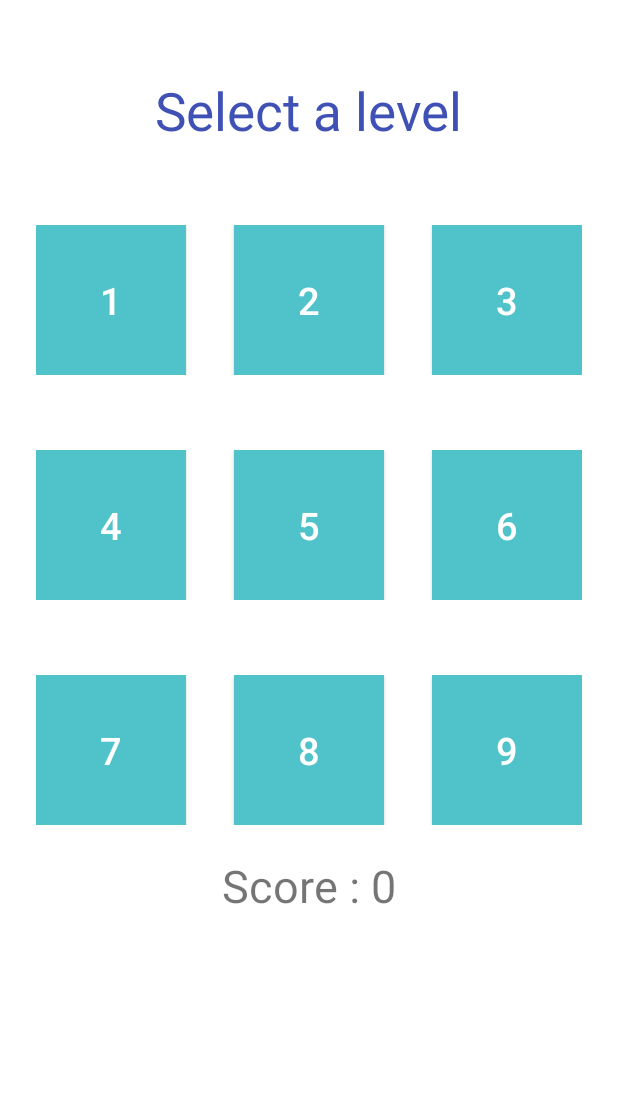
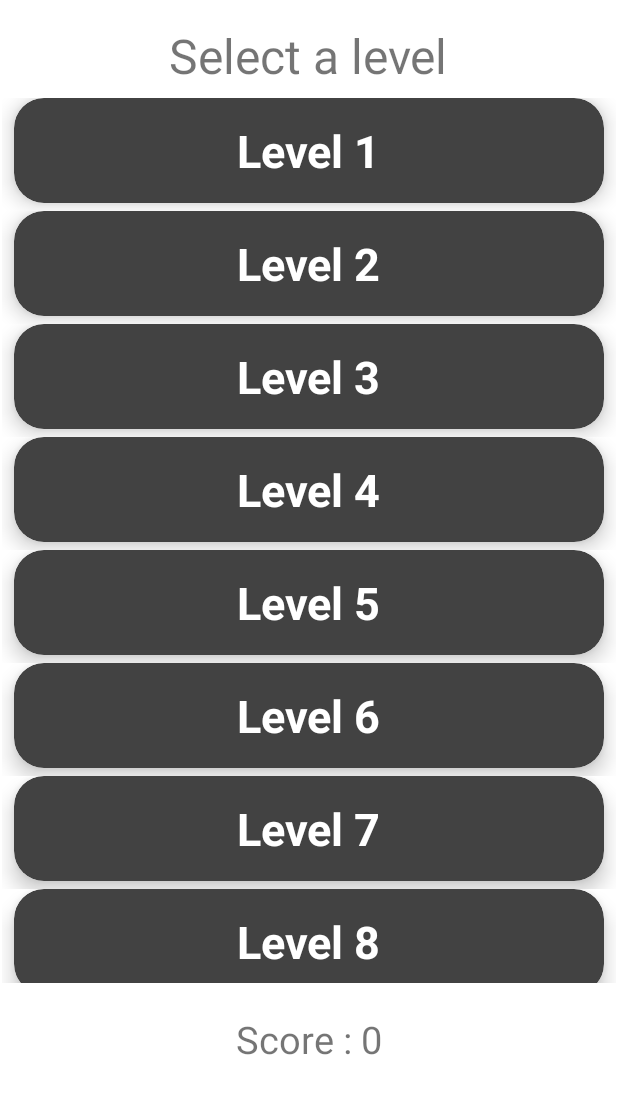
Before and after one commit to MohamedBenAhmed55/MentalGym, an Android app: the WordScramble screen opened directly, with no data from a screen before it, after a tap on "EASY", on a phone screen of 412 x 824 dp. Shown: the top 1094 px of the screen. Run offline under Robolectric (Android 15) with nearby library versions, the phone set to English and light mode, and no system bars.

Commit message:
WordScramble recyclerview done

```diff
--- a/app/src/main/java/com/example/mentalgym/WordScramble.java
+++ b/app/src/main/java/com/example/mentalgym/WordScramble.java
@@ -52,7 +52,7 @@ public class WordScramble extends AppCompatActivity implements View.OnClickListe
 
         }
 
-        Intent i = new Intent(this, WorScrambleLevels.class);
+        Intent i = new Intent(this, WordScrambleLevelsRecycler.class);
         startActivity(i);
     }
 }
--- a/app/src/main/java/com/example/mentalgym/WordScrambleLevelsRecycler.java
+++ b/app/src/main/java/com/example/mentalgym/WordScrambleLevelsRecycler.java
@@ -1,14 +1,70 @@
 package com.example.mentalgym;
 
 import androidx.appcompat.app.AppCompatActivity;
+import androidx.recyclerview.widget.LinearLayoutManager;
+import androidx.recyclerview.widget.RecyclerView;
 
+import android.content.Intent;
+import android.content.SharedPreferences;
 import android.os.Bundle;
+import android.widget.TextView;
 
-public class WordScrambleLevelsRecycler extends AppCompatActivity {
+import java.util.ArrayList;
+
+public class WordScrambleLevelsRecycler extends AppCompatActivity implements WsrRecyclerInterface {
+
+    ArrayList<WsrModel> WsrModels = new ArrayList<>();
+    SharedPreferences myPref;
+    private TextView scoretxt;
 
     @Override
     protected void onCreate(Bundle savedInstanceState) {
         super.onCreate(savedInstanceState);
         setContentView(R.layout.activity_word_scramble_levels_recycler);
+        RecyclerView recyclerView = findViewById(R.id.mRecyclerView);
+        setUpWsrModels();
+        WsrRecyclerAdapter adapter = new WsrRecyclerAdapter(this,this,WsrModels);
+        recyclerView.setAdapter(adapter);
+        recyclerView.setLayoutManager(new LinearLayoutManager(this));
+        myPref = getApplicationContext().getSharedPreferences("MyPref", MODE_PRIVATE);
+
+        //Score display
+        scoretxt = findViewById(R.id.scoretxt);
+        int sc = 0;
+
+        if (myPref.getString("dif", "easy").equals("mid")) {
+            sc = myPref.getInt("midSc", 0);
+        } else if (myPref.getString("dif", "easy").equals("easy")) {
+            sc = myPref.getInt("easySc", 0);
+        } else {
+            sc = myPref.getInt("hardSc", 0);
+        }
+
+        scoretxt.setText("Score : " + sc);
+
+    }
+
+    private void setUpWsrModels() {
+        String[] Levels = getResources().getStringArray(R.array.Levels);
+
+        for (int i = 0; i < Levels.length; i++) {
+            WsrModels.add(new WsrModel(Levels[i]));
+        }
+    }
+
+    @Override
+    public void onItemClick(int position) {
+        myPref.edit().putInt("level", position + 1).apply();
+        Intent i;
+
+        if (myPref.getString("dif", "easy").equals("mid")) {
+            i = new Intent(this, WordScramblelvl2.class);
+        } else if (myPref.getString("dif", "easy").equals("easy")) {
+            i = new Intent(this, WorldScrambelvl1.class);
+        } else {
+            i = new Intent(this, WordScramblelvl3.class);
+        }
+        startActivity(i);
+
     }
 }
--- /dev/null
+++ b/app/src/main/java/com/example/mentalgym/WsrModel.java
@@ -0,0 +1,15 @@
+package com.example.mentalgym;
+
+public class WsrModel {
+
+    String Level;
+
+
+    public WsrModel(String level) {
+        Level = level;
+    }
+
+    public String getLevel() {
+        return Level;
+    }
+}
--- /dev/null
+++ b/app/src/main/java/com/example/mentalgym/WsrRecyclerAdapter.java
@@ -0,0 +1,68 @@
+package com.example.mentalgym;
+
+import android.content.Context;
+import android.view.LayoutInflater;
+import android.view.View;
+import android.view.ViewGroup;
+import android.widget.ImageView;
+import android.widget.TextView;
+
+import androidx.annotation.NonNull;
+import androidx.recyclerview.widget.RecyclerView;
+
+import java.util.ArrayList;
+
+public class WsrRecyclerAdapter extends RecyclerView.Adapter<WsrRecyclerAdapter.MyViewHolder> {
+
+    Context context;
+    ArrayList<WsrModel> WsrModels;
+    private  WsrRecyclerInterface recyclerInterface;
+
+    public WsrRecyclerAdapter(WsrRecyclerInterface recyclerInterface, Context context, ArrayList<WsrModel> wsrModels ) {
+        this.context = context;
+        WsrModels = wsrModels;
+        this.recyclerInterface = recyclerInterface;
+    }
+
+    @NonNull
+    @Override
+    public WsrRecyclerAdapter.MyViewHolder onCreateViewHolder(@NonNull ViewGroup parent, int viewType) {
+        LayoutInflater inflater = LayoutInflater.from(context);
+        View view = inflater.inflate(R.layout.wsr_recycle_row,parent,false);
+        return new WsrRecyclerAdapter.MyViewHolder(view,recyclerInterface);
+    }
+
+    @Override
+    public void onBindViewHolder(@NonNull WsrRecyclerAdapter.MyViewHolder holder, int position) {
+        holder.tvName.setText(WsrModels.get(position).getLevel());
+    }
+
+    @Override
+    public int getItemCount() {
+        return WsrModels.size();
+    }
+
+
+    public static class MyViewHolder extends RecyclerView.ViewHolder{
+
+        TextView tvName;
+
+        public MyViewHolder(@NonNull View itemView, WsrRecyclerInterface RecyclerInterface) {
+            super(itemView);
+            tvName = itemView.findViewById(R.id.textView);
+            itemView.setOnClickListener(new View.OnClickListener() {
+                @Override
+                public void onClick(View view) {
+                    if(RecyclerInterface != null){
+                        int pos = getAdapterPosition();
+                        if (pos != RecyclerView.NO_POSITION){
+                            RecyclerInterface.onItemClick((pos));
+                        }}
+                }
+            });
+
+
+
+        }
+    }
+}
--- /dev/null
+++ b/app/src/main/java/com/example/mentalgym/WsrRecyclerInterface.java
@@ -0,0 +1,5 @@
+package com.example.mentalgym;
+
+public interface WsrRecyclerInterface {
+    void onItemClick(int position);
+}
--- a/app/src/main/res/layout/activity_word_scramble_levels_recycler.xml
+++ b/app/src/main/res/layout/activity_word_scramble_levels_recycler.xml
@@ -1,9 +1,34 @@
 <?xml version="1.0" encoding="utf-8"?>
-<androidx.constraintlayout.widget.ConstraintLayout xmlns:android="http://schemas.android.com/apk/res/android"
+<RelativeLayout xmlns:android="http://schemas.android.com/apk/res/android"
     xmlns:app="http://schemas.android.com/apk/res-auto"
     xmlns:tools="http://schemas.android.com/tools"
     android:layout_width="match_parent"
     android:layout_height="match_parent"
     tools:context=".WordScrambleLevelsRecycler">
 
-</androidx.constraintlayout.widget.ConstraintLayout>
+    <TextView
+        android:layout_width="wrap_content"
+        android:layout_height="wrap_content"
+        android:layout_centerHorizontal="true"
+        android:text="Select a level"
+        android:textSize="32sp"
+        android:layout_marginTop="15dp"/>
+
+    <androidx.recyclerview.widget.RecyclerView
+        android:id="@+id/mRecyclerView"
+        android:layout_width="409dp"
+        android:layout_height="590dp"
+        android:layout_centerHorizontal="true"
+        android:layout_marginTop="65dp" />
+
+    <TextView
+        android:id="@+id/scoretxt"
+        android:layout_width="wrap_content"
+        android:layout_height="wrap_content"
+        android:layout_below="@+id/mRecyclerView"
+        android:layout_centerHorizontal="true"
+        android:layout_marginTop="20dp"
+        android:text="Score :"
+        android:textSize="25sp" />
+
+</RelativeLayout>
--- /dev/null
+++ b/app/src/main/res/layout/wsr_recycle_row.xml
@@ -0,0 +1,42 @@
+<?xml version="1.0" encoding="utf-8"?>
+<androidx.constraintlayout.widget.ConstraintLayout xmlns:android="http://schemas.android.com/apk/res/android"
+    xmlns:app="http://schemas.android.com/apk/res-auto"
+    xmlns:tools="http://schemas.android.com/tools"
+    android:layout_width="match_parent"
+    android:layout_height="wrap_content">
+
+    <androidx.cardview.widget.CardView
+        marginTop="15dp"
+        android:layout_width="match_parent"
+        android:layout_height="wrap_content"
+        android:layout_marginStart="8dp"
+        android:layout_marginEnd="8dp"
+        android:layout_marginBottom="5dp"
+        app:cardBackgroundColor="@color/cardview_dark_background"
+        app:cardCornerRadius="20dp"
+        app:cardElevation="8dp"
+        app:layout_constraintBottom_toBottomOf="parent"
+        app:layout_constraintEnd_toEndOf="parent"
+        app:layout_constraintStart_toStartOf="parent"
+        app:layout_constraintTop_toTopOf="parent">
+
+        <RelativeLayout
+            android:layout_width="match_parent"
+            android:layout_height="70dp">
+
+            <TextView
+                android:id="@+id/textView"
+                android:layout_width="wrap_content"
+                android:layout_height="wrap_content"
+                android:layout_centerInParent="true"
+                android:layout_marginStart="15dp"
+                android:layout_marginTop="4dp"
+                android:text="@string/app_name"
+                android:textColor="@color/white"
+                android:textSize="30sp"
+                android:textStyle="bold" />
+
+        </RelativeLayout>
+
+    </androidx.cardview.widget.CardView>
+</androidx.constraintlayout.widget.ConstraintLayout>
--- a/app/src/main/res/values/strings.xml
+++ b/app/src/main/res/values/strings.xml
@@ -109,5 +109,17 @@
         <item>The wisest mind has something yet to learn</item>
     </string-array>
 
+<!--    WS Levels-->
+    <string-array name="Levels">
+        <item>Level 1</item>
+        <item>Level 2</item>
+        <item>Level 3</item>
+        <item>Level 4</item>
+        <item>Level 5</item>
+        <item>Level 6</item>
+        <item>Level 7</item>
+        <item>Level 8</item>
+        <item>Level 9</item>
+    </string-array>
 
 </resources>
```
